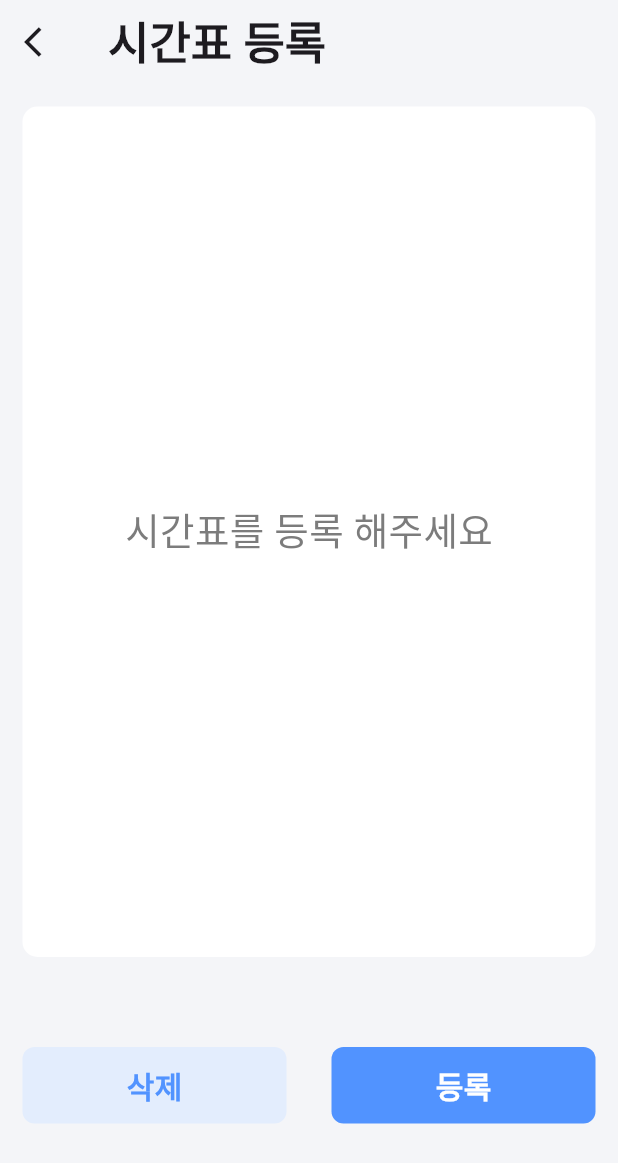
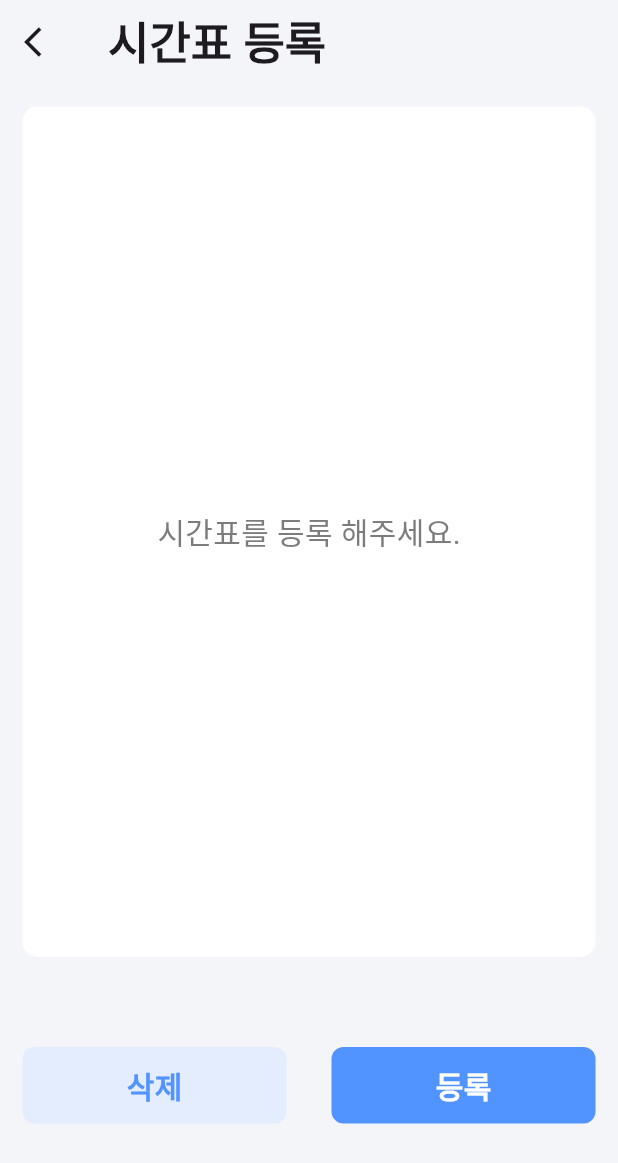
Before and after one commit to AIIA-GCU/VinTeum-FE, a Flutter app: the HomeScreen screen opened directly, after a tap on "시간표 등록하기", on a phone screen of 412 x 824 dp. Shown: the top 1163 px of the screen. Run offline on Flutter 3.47's test engine with Material 3 defaults, Android fonts, the phone set to English and light mode, and no system bars; our stand-ins replace image_picker; Roboto replaces fonts that are missing (Pretendard).

Commit message:
[chore] 디자인 수정

```diff
--- a/lib/Page/Home_Screen.dart
+++ b/lib/Page/Home_Screen.dart
@@ -12,17 +12,21 @@ import 'package:vinteum/Page/Timetable_Screen.dart';
 class HomeScreen extends StatefulWidget {
   const HomeScreen({super.key});
 
+
   @override
   State<HomeScreen> createState() => _HomeScreenState();
 }
 
 class _HomeScreenState extends State<HomeScreen> {
+
+
   @override
   Widget build(BuildContext context) {
     List<Widget> data = [
-      GroupList(title: "그룹1", number: "5"),
-      GroupList(title: "그룹1", number: "5"),
-      GroupList(title: "그룹1", number: "5"),
+      // GroupList(title: "그룹1", number: "5"),
+      // GroupList(title: "그룹1", number: "5"),
+      // GroupList(title: "그룹1", number: "5"),
+      // GroupList(title: "그룹1", number: "5"),
     ];
     return Scaffold(
       backgroundColor: VinTeumColors.background,
@@ -113,9 +117,9 @@ class _HomeScreenState extends State<HomeScreen> {
                     ? Column(
                         children: [
                           SizedBox(height: ratio.height * 130),
-                          Text("그룹을 추가 해주세요!",
+                          Text("아직 그룹이 없어요!",
                               style: TextStyle(
-                                  fontSize: 20, color: VinTeumColors.grey1))
+                                  fontSize: 20, color: VinTeumColors.grey1), textAlign: TextAlign.center)
                         ],
                       )
                     : Expanded(
--- a/lib/Page/Timetable_Screen.dart
+++ b/lib/Page/Timetable_Screen.dart
@@ -5,6 +5,7 @@ import 'package:flutter/widgets.dart';
 import 'package:vinteum/Common/color.dart';
 import 'package:image_picker/image_picker.dart';
 import 'package:vinteum/Common/custom_button.dart';
+import 'package:vinteum/Common/custom_dialog.dart';
 import 'package:vinteum/main.dart';
 
 class TimetableScreen extends StatefulWidget {
@@ -70,7 +71,8 @@ class _TimetableScreenState extends State<TimetableScreen> {
                   color: Colors.white,
                   borderRadius: BorderRadius.circular(10),
                 ),
-                      child: Center(child: Text("시간표를 등록 해주세요", style: TextStyle(color: VinTeumColors.darkgrey, fontSize: 25))),
+                child: Center(child: Text("시간표를 등록 해주세요.", style: TextStyle(
+                    color: VinTeumColors.darkgrey, fontSize: 20))),
               ),
             )
                 : Expanded(
@@ -83,9 +85,18 @@ class _TimetableScreenState extends State<TimetableScreen> {
                 children: [
                   Expanded(
                     child: GestureDetector(
-                      onTap: ()  {
+                      onTap: () {
+                        CustomDialog(context: context,
+                            title: "시간표 등록",
+                            dialogContent: "시간표를 삭제하시겠습니까?",
+                            buttonText: "",
+                            buttonCount: 2,
+                            func: (){
                               setState(() {
                                 selected = false;
+                                Navigator.pop(context);
+                            });
+
                         });
                       },
                       child: Container(
```
Also changed, not shown: lib/Page/Setting_Screen.dart (+7 -1 lines). Lines whose indentation alone changed are shown as unchanged.
